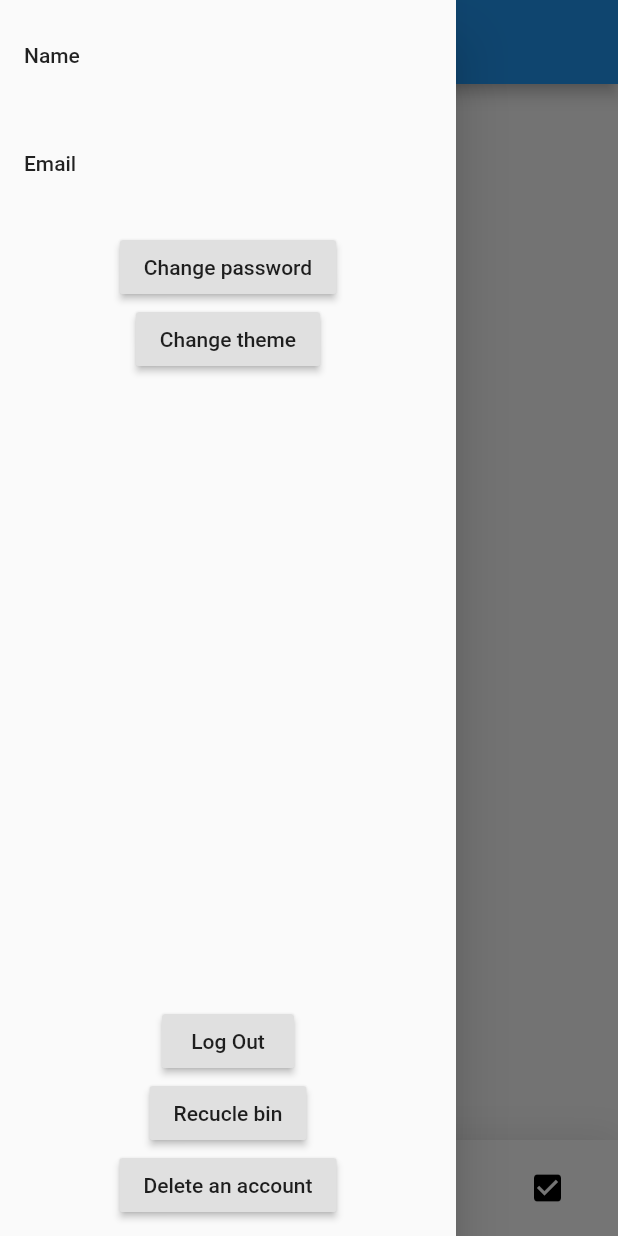
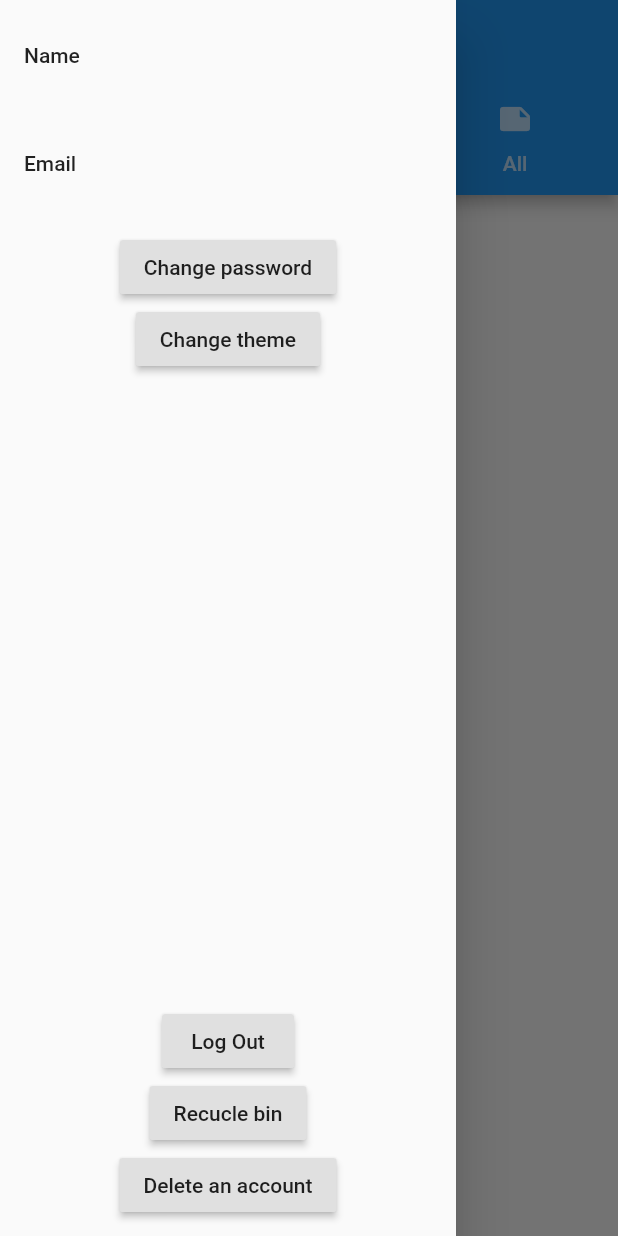
Before and after one commit to klukovka/Just-do-it, a Flutter app: the screen it shows once a user with an empty profile is signed in, with the side drawer open, on a phone screen of 412 x 824 dp. Run offline on Flutter 3.47's test engine with Material 2 defaults, Android fonts, the phone set to English and light mode, and no system bars; drawn by our look-alikes of google_nav_bar; our stand-ins replace firebase_auth, firebase_core, flutter_signin_button, google_sign_in; accounts and stored records are empty.

Commit message:
add tab bar

```diff
--- a/lib/pages/home_page.dart
+++ b/lib/pages/home_page.dart
@@ -35,28 +35,29 @@ class _HomePageState extends State<HomePage> {
   @override
   Widget build(BuildContext context) {
     final authBloc = context.read<AuthBloc>();
-    int _selectedIndex = 1;
-
-    const List<Widget> _widgetOptions = <Widget>[
-      Text(
-        'All',
-      ),
-      Text(
-        'To do',
-      ),
-      Text(
-        'Done',
-      ),
-    ];
 
     return StreamBuilder<User?>(
         stream: authBloc.currentUser,
         builder: (context, snapshot) {
           if (!snapshot.hasData) return CircularProgressIndicator();
-          return Scaffold(
+          return DefaultTabController(
+            length: 3,
+                      child: Scaffold(
               appBar: AppBar(
                 title: Text('Just do it'),
+                bottom: TabBar(
+                  tabs: [
+                    Tab(icon: Icon(Icons.lock_clock), text: 'To do'),
+                    Tab(icon: Icon(Icons.check_box), text: 'Done'),
+                    Tab(icon: Icon(Icons.note_rounded), text: 'All'),
+                  ],
                 ),
+              ),
+              body: TabBarView(children: [
+                Text('to do'),
+                Text('done'),
+                Text('all'),
+              ]),
               drawer: Drawer(
                 child: Container(
                   padding: EdgeInsets.symmetric(vertical: 10),
@@ -119,57 +120,6 @@ class _HomePageState extends State<HomePage> {
                   ),
                 ),
               ),
-            body: Center(
-              child: _widgetOptions.elementAt(_selectedIndex),
-            ),
-            bottomNavigationBar: Container(
-              decoration: BoxDecoration(
-                color: Colors.white,
-                boxShadow: [
-                  BoxShadow(
-                    blurRadius: 20,
-                    color: Colors.black.withOpacity(.1),
-                  )
-                ],
-              ),
-              child: SafeArea(
-                child: Padding(
-                  padding:
-                      const EdgeInsets.symmetric(horizontal: 15.0, vertical: 8),
-                  child: GNav(
-                    rippleColor: Colors.grey[300]!,
-                    hoverColor: Colors.grey[100]!,
-                    gap: 8,
-                    activeColor: Colors.black,
-                    iconSize: 24,
-                    padding: EdgeInsets.symmetric(horizontal: 20, vertical: 12),
-                    duration: Duration(milliseconds: 400),
-                    tabBackgroundColor: Colors.grey[100]!,
-                    color: Colors.black,
-                    tabs: [
-                      GButton(
-                        icon: Icons.note_rounded,
-                        text: 'All',
-                      ),
-                      GButton(
-                        icon: Icons.lock_clock,
-                        text: 'To do',
-                      ),
-                      GButton(
-                        icon: Icons.check_box,
-                        text: 'Done',
-                      ),
-                    ],
-                    selectedIndex: _selectedIndex,
-                    onTabChange: (index) {
-                      setState(() {
-                        _selectedIndex = index;
-                      });
-                      print(_selectedIndex);
-                    },
-                  ),
-                ),
-              ),
             ),
           );
         });
```
Lines whose indentation alone changed are shown as unchanged.
